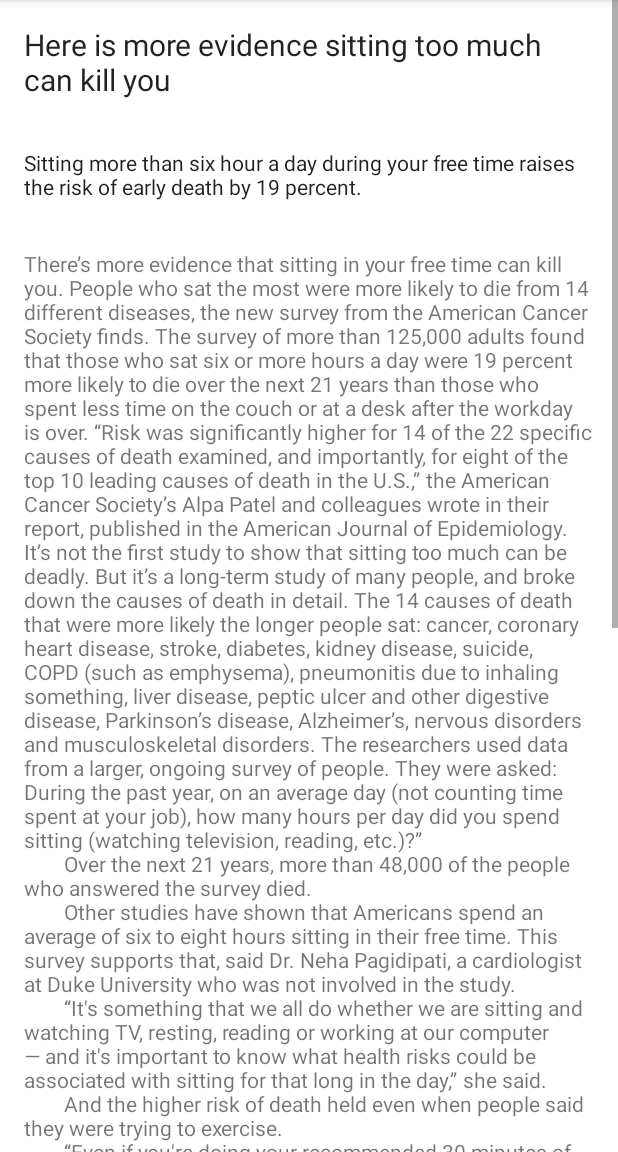
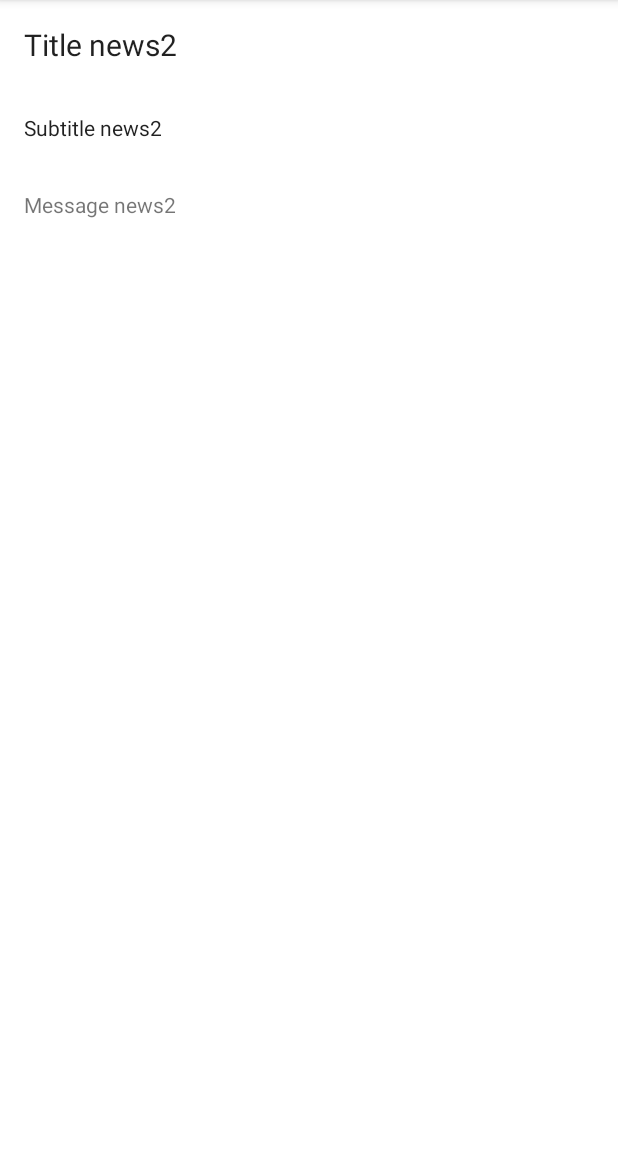
Before and after one commit to mariamiguel01/PROJETO_CMEB, an Android app: the fragment show_news2 shown on its own in the app's theme, on a phone screen of 412 x 824 dp, the part 84-1236 px from its top. Run offline under Robolectric (Android 15) with nearby library versions, the light colour scheme and no system bars.

Commit message:
update news2

```diff
--- a/app/src/main/res/layout/fragment_show_news2.xml
+++ b/app/src/main/res/layout/fragment_show_news2.xml
@@ -14,7 +14,7 @@
             android:layout_width="match_parent"
             android:layout_height="wrap_content"
             android:padding="16dp"
-            android:text="@string/news_title1"
+            android:text="@string/news_title2"
             android:textSize="20sp"
             android:textAppearance=
                 "@android:style/TextAppearance.DeviceDefault" />
@@ -23,7 +23,7 @@
             android:layout_width="match_parent"
             android:layout_height="wrap_content"
             android:padding="16dp"
-            android:text="@string/news_subtitle1"
+            android:text="@string/news2_subtitle1"
             android:textAppearance=
                 "@android:style/TextAppearance.DeviceDefault" />
 
@@ -33,24 +33,8 @@
             android:layout_height="wrap_content"
             android:autoLink="web"
             android:padding="16dp"
-            android:text="@string/news_message1" />
+            android:text="@string/news2_message1" />
 
-        <TextView
-            android:id="@+id/article_subheading2"
-            android:layout_width="match_parent"
-            android:layout_height="wrap_content"
-            android:padding="16dp"
-            android:text="@string/news_subtitle2"
-            android:textAppearance=
-                "@android:style/TextAppearance.DeviceDefault" />
-
-        <TextView
-            android:id="@+id/message2"
-            android:layout_width="wrap_content"
-            android:layout_height="wrap_content"
-            android:autoLink="web"
-            android:padding="16dp"
-            android:text="@string/news_message2" />
     </LinearLayout>
 
 </ScrollView>
--- a/app/src/main/res/values/strings.xml
+++ b/app/src/main/res/values/strings.xml
@@ -35,7 +35,9 @@
         “Alternatively, it is possible that time spent sitting, especially when engaged in specific activities such as television viewing, is associated with other unhealthy behaviors, such as excess snacking. This could explain why associations with time spent watching television are generally stronger in magnitude than those for leisure-time spent sitting.”
         Sitting also affects the metabolism, interfering with healthy cholesterol and blood sugar levels.
         As for suicide, it’s possible people who are clinically depressed may be more likely to spend time sitting. And a lack of energy and sitting may be early warning signs of diseases such as Alzheimer’s and Parkinson’s.</string>
-    <string name="news_title2">News 2</string>
+    <string name="news_title2">Title news2</string>
+    <string name="news2_subtitle1">Subtitle news2</string>
+    <string name="news2_message1">Message news2</string>
     <!-- TODO: Remove or change this placeholder text -->
     <string name="hello_blank_fragment">Hello blank fragment</string>
 </resources>
```
